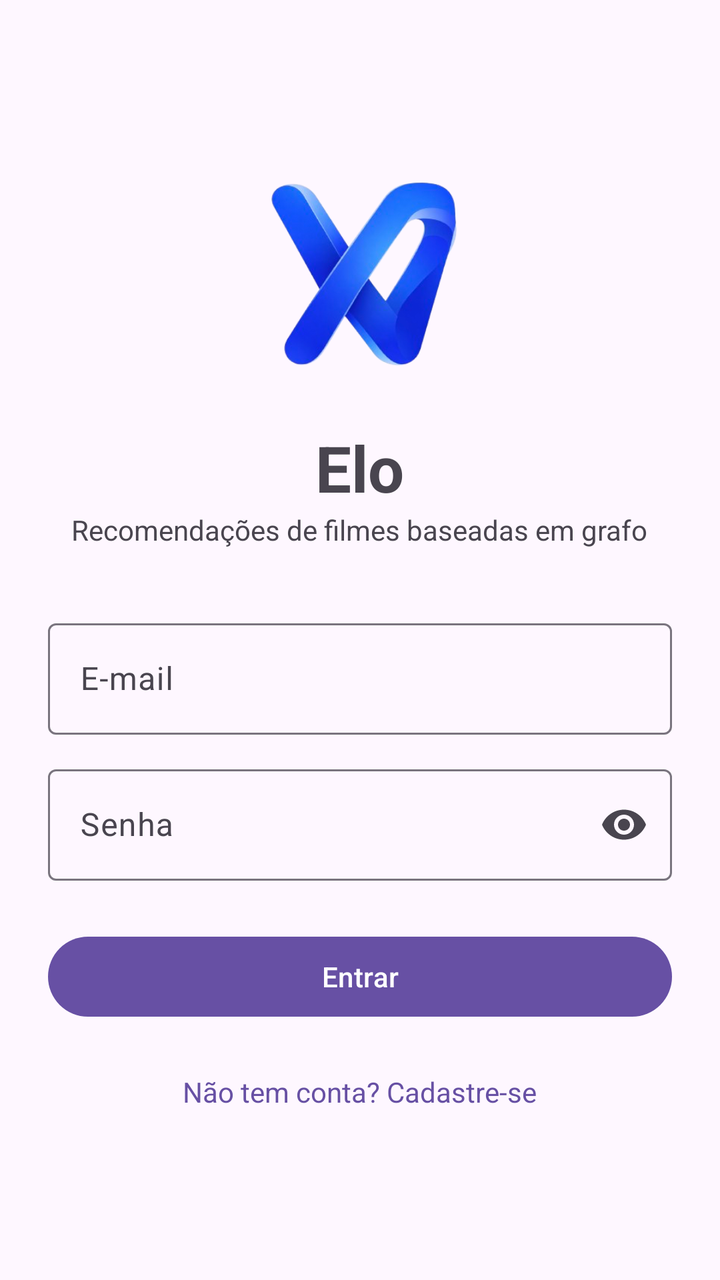
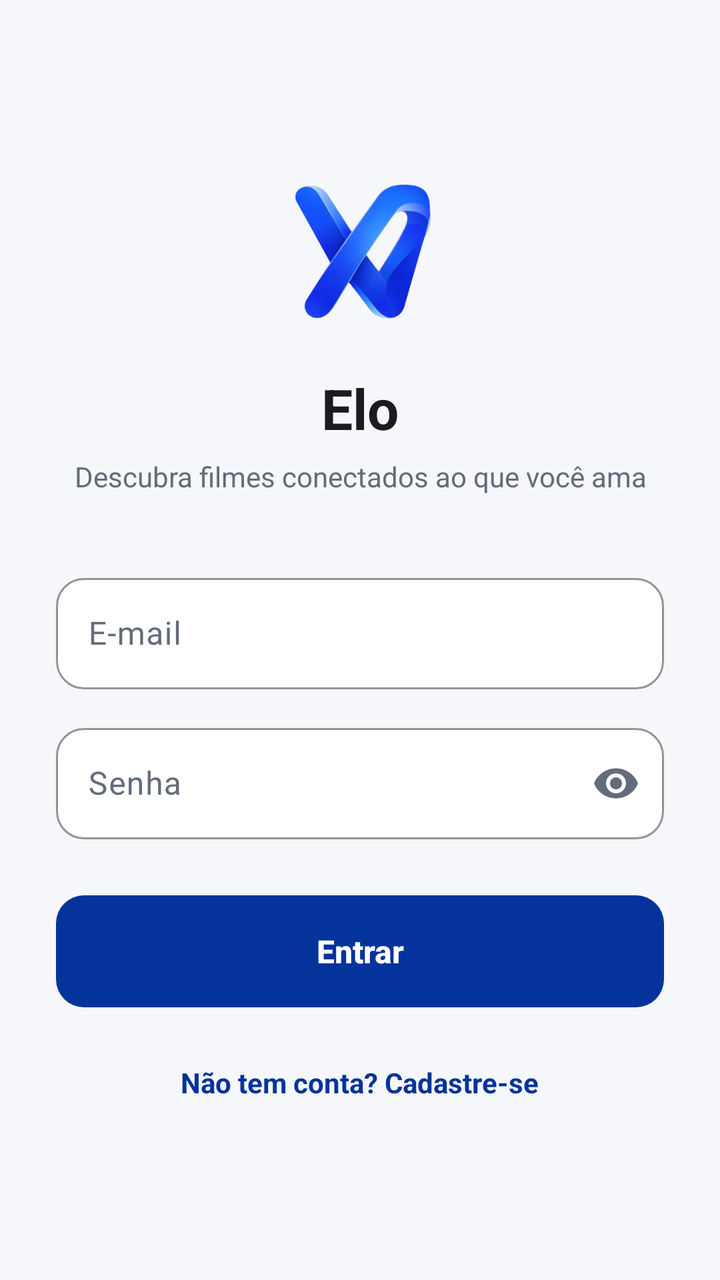

Compare the two renders of this Android layout. The source of the first and the diff that turns it into the second are given below.
<!-- AndroidManifest.xml: application theme Theme.ProjetoDDM -->
<!-- res/layout/activity_login.xml -->
<?xml version="1.0" encoding="utf-8"?>
<ScrollView xmlns:android="http://schemas.android.com/apk/res/android"
    xmlns:app="http://schemas.android.com/apk/res-auto"
    android:layout_width="match_parent"
    android:layout_height="match_parent"
    android:fillViewport="true"
    android:fitsSystemWindows="true">

    <LinearLayout
        android:layout_width="match_parent"
        android:layout_height="wrap_content"
        android:gravity="center"
        android:orientation="vertical"
        android:padding="24dp">

        <ImageView
            android:layout_width="120dp"
            android:layout_height="120dp"
            android:layout_marginBottom="16dp"
            android:contentDescription="Logo do app"
            android:scaleType="fitCenter"
            android:src="@drawable/logo" />

        <TextView
            android:layout_width="wrap_content"
            android:layout_height="wrap_content"
            android:text="Elo"
            android:textAppearance="?attr/textAppearanceHeadlineLarge"
            android:textStyle="bold" />

        <TextView
            android:layout_width="wrap_content"
            android:layout_height="wrap_content"
            android:layout_marginBottom="32dp"
            android:gravity="center"
            android:text="Recomendações de filmes baseadas em grafo" />

        <com.google.android.material.textfield.TextInputLayout
            style="@style/Widget.Material3.TextInputLayout.OutlinedBox"
            android:layout_width="match_parent"
            android:layout_height="wrap_content"
            android:hint="E-mail">

            <com.google.android.material.textfield.TextInputEditText
                android:id="@+id/etEmail"
                android:layout_width="match_parent"
                android:layout_height="wrap_content"
                android:inputType="textEmailAddress" />
        </com.google.android.material.textfield.TextInputLayout>

        <com.google.android.material.textfield.TextInputLayout
            style="@style/Widget.Material3.TextInputLayout.OutlinedBox"
            android:layout_width="match_parent"
            android:layout_height="wrap_content"
            android:layout_marginTop="12dp"
            android:hint="Senha"
            app:endIconMode="password_toggle">

            <com.google.android.material.textfield.TextInputEditText
                android:id="@+id/etPassword"
                android:layout_width="match_parent"
                android:layout_height="wrap_content"
                android:inputType="textPassword" />
        </com.google.android.material.textfield.TextInputLayout>

        <com.google.android.material.button.MaterialButton
            android:id="@+id/btnLogin"
            android:layout_width="match_parent"
            android:layout_height="wrap_content"
            android:layout_marginTop="24dp"
            android:text="Entrar" />

        <ProgressBar
            android:id="@+id/progress"
            android:layout_width="wrap_content"
            android:layout_height="wrap_content"
            android:layout_marginTop="16dp"
            android:visibility="gone" />

        <TextView
            android:id="@+id/tvGoRegister"
            android:layout_width="wrap_content"
            android:layout_height="wrap_content"
            android:layout_marginTop="16dp"
            android:padding="8dp"
            android:text="Não tem conta? Cadastre-se"
            android:textColor="?attr/colorPrimary" />
    </LinearLayout>
</ScrollView>
<!-- resources referenced by this layout -->
<resources>
  <!-- drawable logo: png bitmap (drawable, 82283 bytes) -->
  <style name="Theme.ProjetoDDM" parent="Base.Theme.ProjetoDDM" />
  <style name="Base.Theme.ProjetoDDM" parent="Theme.Material3.DayNight.NoActionBar">
          
          
      </style>
</resources>

<!-- the commit's change to res/layout/activity_login.xml (unified diff, before → after) -->
@@ -11,32 +11,35 @@
         android:layout_height="wrap_content"
         android:gravity="center"
         android:orientation="vertical"
-        android:padding="24dp">
+        android:paddingHorizontal="28dp"
+        android:paddingVertical="32dp">
 
         <ImageView
-            android:layout_width="120dp"
-            android:layout_height="120dp"
-            android:layout_marginBottom="16dp"
-            android:contentDescription="Logo do app"
+            android:layout_width="88dp"
+            android:layout_height="88dp"
+            android:contentDescription="Logo do Elo"
             android:scaleType="fitCenter"
             android:src="@drawable/logo" />
 
         <TextView
             android:layout_width="wrap_content"
             android:layout_height="wrap_content"
+            android:layout_marginTop="16dp"
             android:text="Elo"
-            android:textAppearance="?attr/textAppearanceHeadlineLarge"
+            android:textAppearance="?attr/textAppearanceHeadlineMedium"
             android:textStyle="bold" />
 
         <TextView
             android:layout_width="wrap_content"
             android:layout_height="wrap_content"
-            android:layout_marginBottom="32dp"
+            android:layout_marginTop="6dp"
+            android:layout_marginBottom="36dp"
             android:gravity="center"
-            android:text="Recomendações de filmes baseadas em grafo" />
+            android:text="Descubra filmes conectados ao que você ama"
+            android:textColor="?attr/colorOnSurfaceVariant" />
 
         <com.google.android.material.textfield.TextInputLayout
-            style="@style/Widget.Material3.TextInputLayout.OutlinedBox"
+            style="@style/Widget.Elo.TextInput"
             android:layout_width="match_parent"
             android:layout_height="wrap_content"
             android:hint="E-mail">
@@ -49,10 +52,10 @@
         </com.google.android.material.textfield.TextInputLayout>
 
         <com.google.android.material.textfield.TextInputLayout
-            style="@style/Widget.Material3.TextInputLayout.OutlinedBox"
+            style="@style/Widget.Elo.TextInput"
             android:layout_width="match_parent"
             android:layout_height="wrap_content"
-            android:layout_marginTop="12dp"
+            android:layout_marginTop="14dp"
             android:hint="Senha"
             app:endIconMode="password_toggle">
 
@@ -67,7 +70,7 @@
             android:id="@+id/btnLogin"
             android:layout_width="match_parent"
             android:layout_height="wrap_content"
-            android:layout_marginTop="24dp"
+            android:layout_marginTop="28dp"
             android:text="Entrar" />
 
         <ProgressBar
@@ -81,9 +84,10 @@
             android:id="@+id/tvGoRegister"
             android:layout_width="wrap_content"
             android:layout_height="wrap_content"
-            android:layout_marginTop="16dp"
+            android:layout_marginTop="20dp"
             android:padding="8dp"
             android:text="Não tem conta? Cadastre-se"
-            android:textColor="?attr/colorPrimary" />
+            android:textColor="?attr/colorPrimary"
+            android:textStyle="bold" />
     </LinearLayout>
 </ScrollView>
<!-- resource entries referenced after the edit -->
@@ -1,10 +1,70 @@
 <!-- resources referenced by this layout -->
 <resources>
   <!-- drawable logo: png bitmap (drawable, 82283 bytes) -->
+  <style name="Widget.Elo.TextInput" parent="Widget.Material3.TextInputLayout.OutlinedBox">
+          <item name="boxCornerRadiusTopStart">14dp</item>
+          <item name="boxCornerRadiusTopEnd">14dp</item>
+          <item name="boxCornerRadiusBottomStart">14dp</item>
+          <item name="boxCornerRadiusBottomEnd">14dp</item>
+          <item name="boxBackgroundColor">@color/elo_surface</item>
+          <item name="boxStrokeColor">@color/elo_primary</item>
+          <item name="boxStrokeWidth">1dp</item>
+          <item name="boxStrokeWidthFocused">2dp</item>
+          <item name="hintTextColor">@color/elo_primary</item>
+      </style>
   <style name="Theme.ProjetoDDM" parent="Base.Theme.ProjetoDDM" />
-  <style name="Base.Theme.ProjetoDDM" parent="Theme.Material3.DayNight.NoActionBar">
-          
-          
+  <color name="elo_surface">#FFFFFF</color>
+  <color name="elo_primary">#05339C</color>
+  <style name="Base.Theme.ProjetoDDM" parent="Theme.Material3.Light.NoActionBar">
+          <item name="colorPrimary">@color/elo_primary</item>
+          <item name="colorOnPrimary">@android:color/white</item>
+          <item name="colorPrimaryContainer">@color/elo_primary_container</item>
+          <item name="colorOnPrimaryContainer">@color/elo_on_primary_container</item>
+          <item name="colorSecondary">@color/elo_primary</item>
+          <item name="android:colorBackground">@color/elo_background</item>
+          <item name="colorSurface">@color/elo_surface</item>
+          <item name="colorOnSurface">@color/elo_on_surface</item>
+          <item name="colorOnSurfaceVariant">@color/elo_on_surface_variant</item>
+          <item name="colorOutline">@color/elo_outline</item>
+          <item name="colorControlActivated">@color/elo_primary</item>
+          <item name="actionMenuTextColor">@color/elo_primary</item>
+  
+          <item name="android:windowLightStatusBar">true</item>
+  
+          <item name="materialButtonStyle">@style/Widget.Elo.Button</item>
+          <item name="materialCardViewStyle">@style/Widget.Elo.Card</item>
+          <item name="toolbarStyle">@style/Widget.Elo.Toolbar</item>
+      </style>
+  <color name="elo_primary_container">#E3E9FA</color>
+  <color name="elo_on_primary_container">#021E5C</color>
+  <color name="elo_background">#F6F7FA</color>
+  <color name="elo_on_surface">#151821</color>
+  <color name="elo_on_surface_variant">#646B7A</color>
+  <color name="elo_outline">#D6DAE3</color>
+  <style name="Widget.Elo.Button" parent="Widget.Material3.Button">
+          <item name="android:minHeight">56dp</item>
+          <item name="android:insetTop">0dp</item>
+          <item name="android:insetBottom">0dp</item>
+          <item name="cornerRadius">14dp</item>
+          <item name="android:textAllCaps">false</item>
+          <item name="android:letterSpacing">0</item>
+          <item name="android:textSize">16sp</item>
+          <item name="android:textStyle">bold</item>
+      </style>
+  <style name="Widget.Elo.Card" parent="Widget.Material3.CardView.Outlined">
+          <item name="cardCornerRadius">16dp</item>
+          <item name="cardBackgroundColor">@color/elo_surface</item>
+          <item name="strokeColor">@color/elo_card_stroke</item>
+          <item name="strokeWidth">1dp</item>
+          <item name="cardElevation">0dp</item>
+      </style>
+  <style name="Widget.Elo.Toolbar" parent="Widget.Material3.Toolbar">
+          <item name="android:background">@color/elo_background</item>
+          <item name="titleTextAppearance">@style/TextAppearance.Elo.ToolbarTitle</item>
+      </style>
+  <color name="elo_card_stroke">#E8EAF0</color>
+  <style name="TextAppearance.Elo.ToolbarTitle" parent="TextAppearance.Material3.TitleLarge">
+          <item name="android:textStyle">bold</item>
       </style>
 </resources>
 
